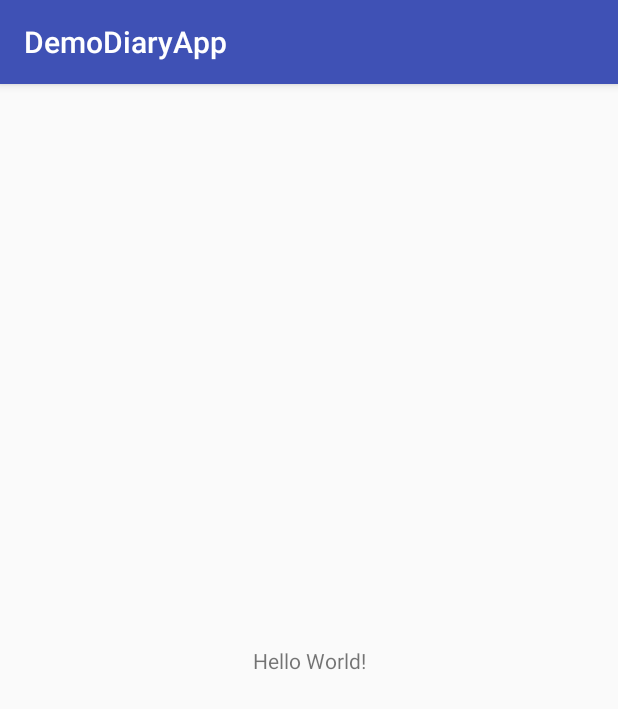
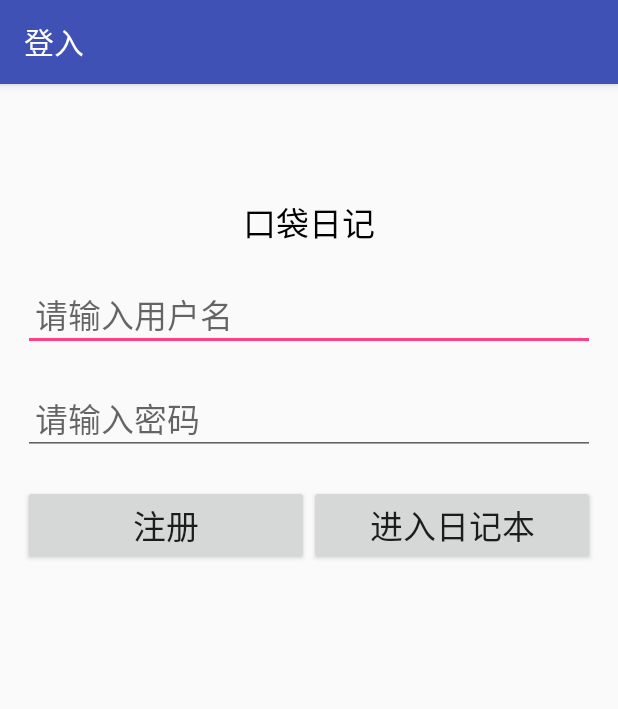
Before and after one commit to whatistheprogramming/DiaryApp, an Android app: the screen it shows after launch (MainActivity before the commit, LoginActivity after it), on a phone screen of 412 x 824 dp. Shown: the top 709 px of the screen. Run offline under Robolectric (Android 15) with nearby library versions, the phone set to English and light mode, and no system bars.

Commit message:
完成登入和注册界面和配置

```diff
--- a/app/build.gradle
+++ b/app/build.gradle
@@ -26,6 +26,6 @@ dependencies {
     })
     compile 'com.android.support:appcompat-v7:25.2.0'
     compile 'com.android.support.constraint:constraint-layout:1.0.0-alpha7'
+    compile 'org.litepal.android:core:1.6.0'
     testCompile 'junit:junit:4.12'
-    compile 'org.litepal.android:core:1.6.0'
 }
--- a/app/src/main/AndroidManifest.xml
+++ b/app/src/main/AndroidManifest.xml
@@ -11,12 +11,16 @@
         android:supportsRtl="true"
         android:theme="@style/AppTheme">
         <activity android:name=".activity.MainActivity">
+        </activity>
+        <activity android:name=".activity.LoginActivity">
             <intent-filter>
                 <action android:name="android.intent.action.MAIN"/>
 
                 <category android:name="android.intent.category.LAUNCHER"/>
             </intent-filter>
         </activity>
+        <activity android:name=".activity.RegisterActivity">
+        </activity>
     </application>
 
 </manifest>
--- /dev/null
+++ b/app/src/main/java/com/example/yuan/demodiaryapp/activity/LoginActivity.java
@@ -0,0 +1,174 @@
+package com.example.yuan.demodiaryapp.activity;
+
+import android.content.Context;
+import android.content.DialogInterface;
+import android.content.Intent;
+import android.content.SharedPreferences;
+import android.support.v7.app.AlertDialog;
+import android.support.v7.app.AppCompatActivity;
+import android.os.Bundle;
+import android.util.Log;
+import android.view.LayoutInflater;
+import android.view.View;
+import android.view.WindowManager;
+import android.view.inputmethod.InputMethodManager;
+import android.widget.Button;
+import android.widget.EditText;
+import android.widget.Toast;
+
+import com.example.yuan.demodiaryapp.R;
+
+public class LoginActivity extends AppCompatActivity implements View.OnClickListener
+{
+    //用户名和密码
+    private EditText userName;
+    private EditText userPassword;
+    //登入和注册按钮
+    private Button loginButton;
+    private Button registerButton;
+    //缓存
+    private SharedPreferences sharedPreferences;
+
+
+
+    @Override
+    protected void onCreate(Bundle savedInstanceState)
+    {
+        super.onCreate(savedInstanceState);
+        setContentView(R.layout.activity_login);
+
+        //设置标题
+        setTitle("登入");
+
+        //初始化控件
+        initView();
+        //初始化数据
+        initData();
+
+
+
+
+    }
+
+    private void initData()
+    {
+        String name = sharedPreferences.getString("name", "");
+        if (!"".equals(name))
+        {
+            userName.setText(name);
+            userPassword.setFocusable(true);
+            userPassword.setFocusableInTouchMode(true);
+            userPassword.requestFocus();
+        }
+    }
+
+    private void initView()
+    {
+        userName = (EditText) findViewById(R.id.username);
+        userPassword = (EditText) findViewById(R.id.password);
+        loginButton = (Button) findViewById(R.id.btn_login);
+        registerButton = (Button) findViewById(R.id.btn_register);
+
+        loginButton.setOnClickListener(this);
+        registerButton.setOnClickListener(this);
+
+        sharedPreferences = getSharedPreferences("user", MODE_PRIVATE);
+    }
+
+    @Override
+    public void onClick(View v)
+    {
+        //创建一个SharedPreferences.Editor接口对象，user表示要写入的xml文件名
+        SharedPreferences.Editor editor = getSharedPreferences("user",MODE_PRIVATE).edit();
+
+        switch (v.getId())
+        {
+            //登入
+            case R.id.btn_login:
+                String loginName = userName.getText().toString();
+                String loginPassword = userPassword.getText().toString();
+                if ("".equals(loginName) || "".equals(loginPassword))
+                {
+                    Toast.makeText(LoginActivity.this, "用户名或密码不能为空", Toast.LENGTH_SHORT).show();
+                }
+                else if (sharedPreferences.getString("name", "").equals(loginName) && sharedPreferences.getString("password", "").equals(loginPassword))
+                {
+                    Toast.makeText(this, "登入成功", Toast.LENGTH_SHORT).show();
+                    Intent intent = new Intent(this, MainActivity.class);
+                    startActivity(intent);
+                    finish();
+                }
+                else
+                {
+                    Toast.makeText(this, "您输入的用户名或密码不正确，请重新输入", Toast.LENGTH_SHORT).show();
+                }
+                break;
+            //注册
+            case R.id.btn_register:
+                registerDialog();
+                break;
+            default:
+                break;
+        }
+    }
+
+    /**
+     * 注册对话框
+     */
+    private void registerDialog()
+    {
+        //创建对话框
+        final AlertDialog.Builder dialogBuilder = new AlertDialog.Builder(LoginActivity.this);
+        //设置外部不可编辑
+        dialogBuilder.setCancelable(false);
+        //设置对话框标题
+        dialogBuilder.setTitle("注册");
+        //创建对话框布局
+        LayoutInflater inflater = LayoutInflater.from(LoginActivity.this);
+        View view = inflater.inflate(R.layout.activity_register, null);
+        final EditText registerName = (EditText) view.findViewById(R.id.register_name);
+        final EditText registerPassword = (EditText) view.findViewById(R.id.register_password);
+
+
+
+
+        dialogBuilder.setView(view);
+        //设置取消按钮
+        dialogBuilder.setNegativeButton("取消", null);
+        //设置完成按钮
+        dialogBuilder.setPositiveButton("完成", new DialogInterface.OnClickListener()
+        {
+            @Override
+            public void onClick(DialogInterface dialog, int which)
+            {
+                String name = registerName.getText().toString();
+                String password = registerPassword.getText().toString();
+                if ("".equals(name) || "".equals(password))
+                {
+                    Toast.makeText(LoginActivity.this, "注册失败，用户名或密码不能为空", Toast.LENGTH_SHORT).show();
+                }
+                else
+                {
+                    //将注册成功的用户名和密码存入应用缓存
+                    SharedPreferences.Editor editor = sharedPreferences.edit();
+                    editor.putString("name", name);
+                    editor.putString("password", password);
+                    editor.commit();
+                    userName.setText(name);
+                    userPassword.setText("");
+                    //密码框获取焦点
+                    userPassword.setFocusable(true);
+                    userPassword.setFocusableInTouchMode(true);
+                    userPassword.requestFocus();
+
+                    Toast.makeText(LoginActivity.this, "注册成功", Toast.LENGTH_SHORT).show();
+                }
+
+
+            }
+        });
+        //记住要调用dialog的show()方法让它显示,先创建
+        dialogBuilder.create().show();
+
+    }
+}
--- /dev/null
+++ b/app/src/main/res/layout/activity_login.xml
@@ -0,0 +1,78 @@
+<?xml version="1.0" encoding="utf-8"?>
+<LinearLayout
+    xmlns:android="http://schemas.android.com/apk/res/android"
+    xmlns:app="http://schemas.android.com/apk/res-auto"
+    android:padding="15dp"
+    android:layout_width="match_parent"
+    android:layout_height="match_parent"
+    android:orientation="vertical">
+
+    <TextView
+        android:layout_width="wrap_content"
+        android:layout_height="wrap_content"
+        android:layout_gravity="center"
+        android:text="口袋日记"
+        android:textSize="22sp"
+        android:layout_marginTop="60dp"
+        android:textColor="#000"
+        />
+
+    <!--用户名-->
+    <EditText
+        android:id="@+id/username"
+        android:layout_width="match_parent"
+        android:layout_height="wrap_content"
+        android:layout_marginTop="20dp"
+        android:padding="8dp"
+        android:hint="请输入用户名"
+        android:textSize="22sp"
+        />
+
+    <!--密码-->
+    <EditText
+        android:id="@+id/password"
+        android:layout_width="match_parent"
+        android:layout_height="wrap_content"
+        android:layout_marginTop="20dp"
+        android:padding="8dp"
+        android:hint="请输入密码"
+        android:inputType="textPassword"
+        android:textSize="22sp"
+        />
+
+    <LinearLayout
+        android:orientation="horizontal"
+        android:layout_width="match_parent"
+        android:layout_height="wrap_content">
+
+        <Button
+            android:id="@+id/btn_register"
+            android:layout_width="0dp"
+            android:layout_height="wrap_content"
+            android:layout_weight="1"
+            android:text="注册"
+            android:layout_marginTop="20dp"
+            android:textSize="22sp"
+            android:tag="101"
+            />
+
+        <Button
+            android:id="@+id/btn_login"
+            android:layout_width="0dp"
+            android:layout_height="wrap_content"
+            android:layout_weight="1"
+            android:text="进入日记本"
+            android:layout_marginTop="20dp"
+            android:textSize="22sp"
+            android:tag="101"
+            />
+
+    </LinearLayout>
+
+
+
+
+
+
+
+</LinearLayout>
```
Also changed, not shown: app/src/main/java/com/example/yuan/demodiaryapp/activity/MainActivity.java (+20 -0 lines), app/src/main/java/com/example/yuan/demodiaryapp/activity/RegisterActivity.java (added, +62 -0 lines), app/src/main/res/drawable/btn_login.xml (added, +15 -0 lines), app/src/main/res/layout/activity_register.xml (added, +62 -0 lines).
